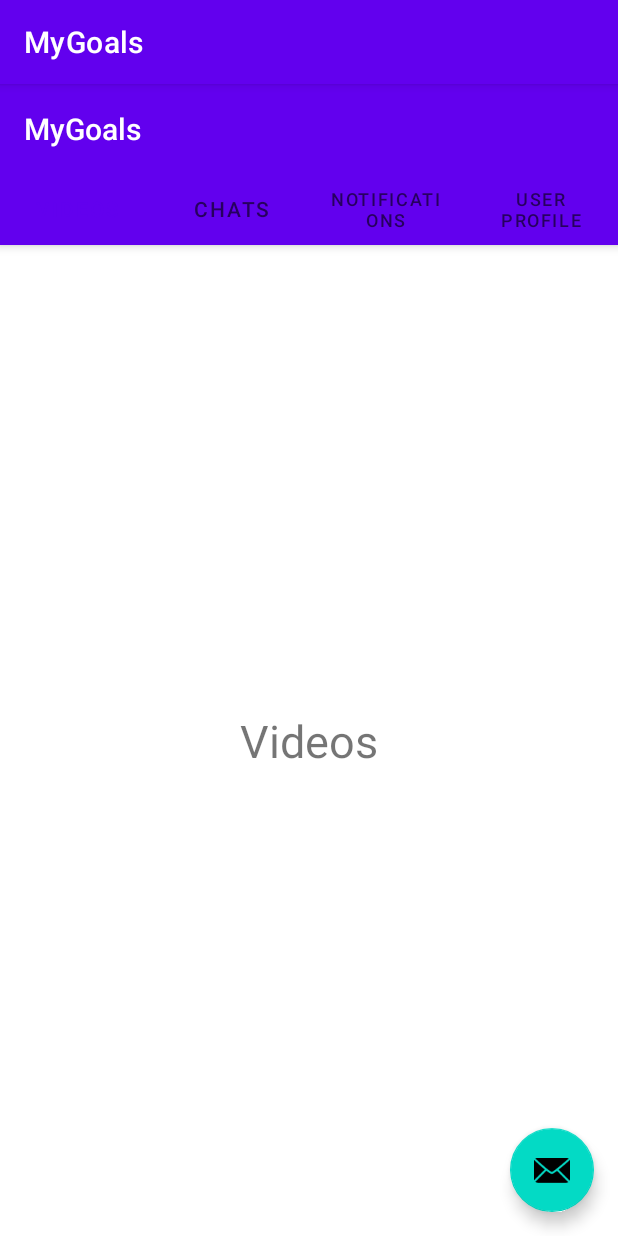
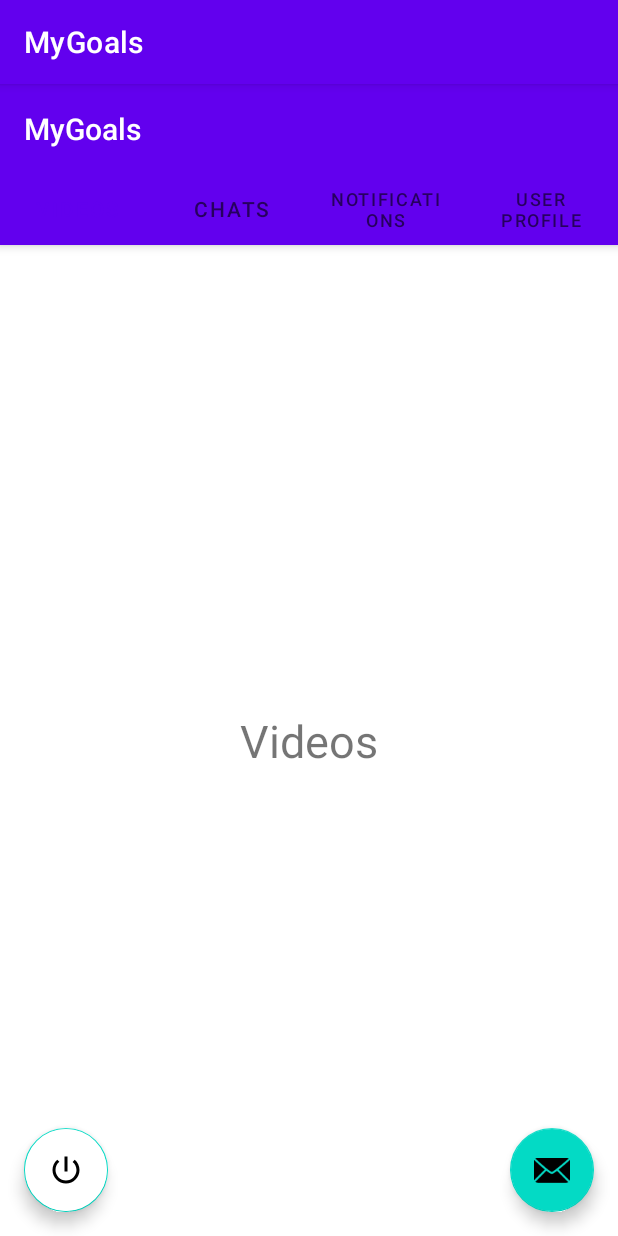
Before and after one commit to rehanakhatoon1910/Intern-Task, an Android app: the screen it shows after launch once a user with an empty profile is signed in (TabActivity), on a phone screen of 412 x 824 dp. Run offline under Robolectric (Android 15) with nearby library versions, the phone set to English and light mode, and no system bars; our stand-ins replace Firebase (no records; nobody signed in at launch, a user with empty details on screens opened directly).

Commit message:
Fix logout btn

```diff
--- a/app/src/main/java/com/example/mygoals/LoadScreen.java
+++ b/app/src/main/java/com/example/mygoals/LoadScreen.java
@@ -6,12 +6,16 @@ import android.content.Intent;
 import android.os.Bundle;
 import android.os.Handler;
 
-public class LoadScreen extends AppCompatActivity {
+import com.google.android.material.floatingactionbutton.FloatingActionButton;
+
+    public class LoadScreen extends AppCompatActivity {
 
     @Override
     protected void onCreate(Bundle savedInstanceState) {
         super.onCreate(savedInstanceState);
         setContentView(R.layout.activity_load_screen);
+
+
 
         Handler handler=new Handler();
         handler.postDelayed(new Runnable() {
--- a/app/src/main/java/com/example/mygoals/TabActivity.java
+++ b/app/src/main/java/com/example/mygoals/TabActivity.java
@@ -1,5 +1,6 @@
 package com.example.mygoals;
 
+import android.content.Intent;
 import android.os.Bundle;
 
 
@@ -16,6 +17,7 @@ import android.view.MenuItem;
 import android.view.View;
 
 import com.example.mygoals.ui.main.SectionsPagerAdapter;
+import com.google.firebase.auth.FirebaseAuth;
 
 public class TabActivity extends AppCompatActivity {
 
@@ -29,6 +31,7 @@ public class TabActivity extends AppCompatActivity {
         TabLayout tabs = findViewById(R.id.tabs);
         tabs.setupWithViewPager(viewPager);
         FloatingActionButton fab = findViewById(R.id.fab);
+        FloatingActionButton logout=(FloatingActionButton)findViewById(R.id.buttonlogout) ;
 
         fab.setOnClickListener(new View.OnClickListener() {
             @Override
@@ -37,5 +40,14 @@ public class TabActivity extends AppCompatActivity {
                         .setAction("Action", null).show();
             }
         });
+
+        logout.setOnClickListener(new View.OnClickListener() {
+            @Override
+            public void onClick(View view) {
+                FirebaseAuth.getInstance().signOut();
+                Intent i = new Intent(TabActivity.this, Login.class);
+                startActivity(i);
+            }
+        });
     }
     }
--- /dev/null
+++ b/app/src/main/res/drawable/ic_logout.xml
@@ -0,0 +1,10 @@
+<vector xmlns:android="http://schemas.android.com/apk/res/android"
+    android:width="24dp"
+    android:height="24dp"
+    android:viewportWidth="24"
+    android:viewportHeight="24"
+    android:tint="@color/white">
+    <path
+        android:fillColor="@color/white"
+        android:pathData="M13,3h-2v10h2L13,3zM17.83,5.17l-1.42,1.42C17.99,7.86 19,9.81 19,12c0,3.87 -3.13,7 -7,7s-7,-3.13 -7,-7c0,-2.19 1.01,-4.14 2.58,-5.42L6.17,5.17C4.23,6.82 3,9.26 3,12c0,4.97 4.03,9 9,9s9,-4.03 9,-9c0,-2.74 -1.23,-5.18 -3.17,-6.83z"/>
+</vector>
--- a/app/src/main/res/layout/activity_tab.xml
+++ b/app/src/main/res/layout/activity_tab.xml
@@ -11,6 +11,11 @@
         android:layout_height="wrap_content"
         android:theme="@style/Theme.MyGoals.AppBarOverlay">
 
+        <LinearLayout
+            android:layout_width="match_parent"
+            android:layout_height="match_parent"
+            android:orientation="horizontal">
+
             <TextView
                 android:id="@+id/title"
                 android:layout_width="wrap_content"
@@ -20,6 +25,10 @@
                 android:padding="@dimen/appbar_padding"
                 android:text="@string/app_name"
                 android:textAppearance="@style/TextAppearance.Widget.AppCompat.Toolbar.Title" />
+
+
+
+        </LinearLayout>
 
         <com.google.android.material.tabs.TabLayout
             android:id="@+id/tabs"
@@ -41,4 +50,13 @@
         android:layout_gravity="bottom|end"
         android:layout_margin="@dimen/fab_margin"
         app:srcCompat="@android:drawable/ic_dialog_email" />
+    <com.google.android.material.floatingactionbutton.FloatingActionButton
+        android:layout_width="wrap_content"
+        android:layout_height="wrap_content"
+        android:id="@+id/buttonlogout"
+        android:layout_margin="@dimen/fab_margin"
+        android:layout_gravity="bottom"
+        android:src="@drawable/ic_logout"
+        android:backgroundTint="@color/white"
+        />
 </androidx.coordinatorlayout.widget.CoordinatorLayout>
```
Lines whose indentation alone changed are shown as unchanged.
